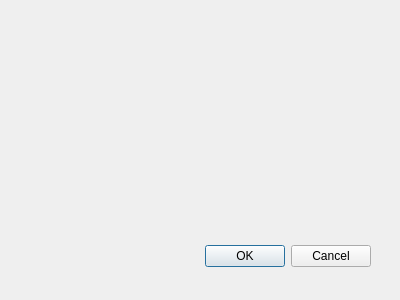
The window that FigureItNow7/finUiGraphConfigDlg.ui (yuylong/FigureItNow) describes before a commit, drawn with Qt 5.
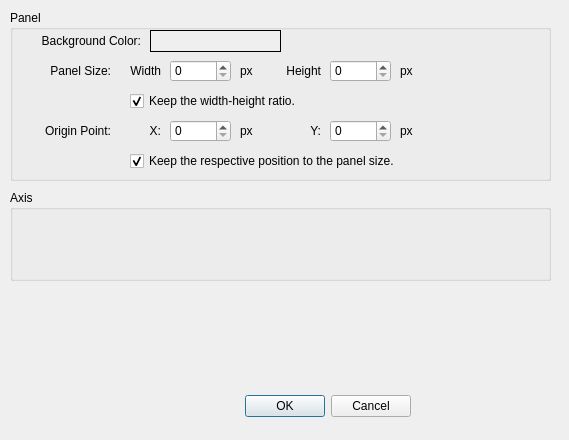
The same window after the commit. Custom widgets are drawn as their Qt base class.

Commit message: Design the graph config dialog layout.

```diff
--- a/FigureItNow7/finUiGraphConfigDlg.ui
+++ b/FigureItNow7/finUiGraphConfigDlg.ui
@@ -8,8 +8,8 @@
    <rect>
     <x>0</x>
     <y>0</y>
-    <width>400</width>
-    <height>300</height>
+    <width>569</width>
+    <height>440</height>
    </rect>
   </property>
   <property name="windowTitle">
@@ -18,8 +18,8 @@
   <widget class="QDialogButtonBox" name="buttonBox">
    <property name="geometry">
     <rect>
-     <x>30</x>
-     <y>240</y>
+     <x>70</x>
+     <y>390</y>
      <width>341</width>
      <height>32</height>
     </rect>
@@ -31,8 +31,310 @@
     <set>QDialogButtonBox::Cancel|QDialogButtonBox::Ok</set>
    </property>
   </widget>
+  <widget class="QGroupBox" name="groupBox">
+   <property name="geometry">
+    <rect>
+     <x>10</x>
+     <y>10</y>
+     <width>541</width>
+     <height>171</height>
+    </rect>
+   </property>
+   <property name="title">
+    <string>Panel</string>
+   </property>
+   <widget class="QLabel" name="lblBgColorTitle">
+    <property name="geometry">
+     <rect>
+      <x>10</x>
+      <y>20</y>
+      <width>121</width>
+      <height>22</height>
+     </rect>
+    </property>
+    <property name="text">
+     <string>Background Color:</string>
+    </property>
+    <property name="alignment">
+     <set>Qt::AlignRight|Qt::AlignTrailing|Qt::AlignVCenter</set>
+    </property>
+   </widget>
+   <widget class="finUiColorLabel" name="lblBgColor">
+    <property name="geometry">
+     <rect>
+      <x>140</x>
+      <y>20</y>
+      <width>131</width>
+      <height>22</height>
+     </rect>
+    </property>
+    <property name="autoFillBackground">
+     <bool>true</bool>
+    </property>
+    <property name="frameShape">
+     <enum>QFrame::Box</enum>
+    </property>
+    <property name="text">
+     <string/>
+    </property>
+    <property name="alignment">
+     <set>Qt::AlignCenter</set>
+    </property>
+   </widget>
+   <widget class="QLabel" name="lblPanelSizeTitle">
+    <property name="geometry">
+     <rect>
+      <x>10</x>
+      <y>50</y>
+      <width>91</width>
+      <height>22</height>
+     </rect>
+    </property>
+    <property name="text">
+     <string>Panel Size:</string>
+    </property>
+    <property name="alignment">
+     <set>Qt::AlignRight|Qt::AlignTrailing|Qt::AlignVCenter</set>
+    </property>
+   </widget>
+   <widget class="QLabel" name="lblPanelWidthTitle">
+    <property name="geometry">
+     <rect>
+      <x>110</x>
+      <y>50</y>
+      <width>41</width>
+      <height>22</height>
+     </rect>
+    </property>
+    <property name="text">
+     <string>Width</string>
+    </property>
+    <property name="alignment">
+     <set>Qt::AlignRight|Qt::AlignTrailing|Qt::AlignVCenter</set>
+    </property>
+   </widget>
+   <widget class="QLabel" name="lblPanelWidthUnit">
+    <property name="geometry">
+     <rect>
+      <x>230</x>
+      <y>50</y>
+      <width>21</width>
+      <height>22</height>
+     </rect>
+    </property>
+    <property name="text">
+     <string>px</string>
+    </property>
+    <property name="alignment">
+     <set>Qt::AlignLeading|Qt::AlignLeft|Qt::AlignVCenter</set>
+    </property>
+   </widget>
+   <widget class="QSpinBox" name="spbPanelWidth">
+    <property name="geometry">
+     <rect>
+      <x>160</x>
+      <y>50</y>
+      <width>61</width>
+      <height>22</height>
+     </rect>
+    </property>
+   </widget>
+   <widget class="QSpinBox" name="spbPanelHeight">
+    <property name="geometry">
+     <rect>
+      <x>320</x>
+      <y>50</y>
+      <width>61</width>
+      <height>22</height>
+     </rect>
+    </property>
+   </widget>
+   <widget class="QLabel" name="lblPanelHeightUnit">
+    <property name="geometry">
+     <rect>
+      <x>390</x>
+      <y>50</y>
+      <width>21</width>
+      <height>22</height>
+     </rect>
+    </property>
+    <property name="text">
+     <string>px</string>
+    </property>
+    <property name="alignment">
+     <set>Qt::AlignLeading|Qt::AlignLeft|Qt::AlignVCenter</set>
+    </property>
+   </widget>
+   <widget class="QLabel" name="lblPanelHeightTitle">
+    <property name="geometry">
+     <rect>
+      <x>260</x>
+      <y>50</y>
+      <width>51</width>
+      <height>22</height>
+     </rect>
+    </property>
+    <property name="text">
+     <string>Height</string>
+    </property>
+    <property name="alignment">
+     <set>Qt::AlignRight|Qt::AlignTrailing|Qt::AlignVCenter</set>
+    </property>
+   </widget>
+   <widget class="QCheckBox" name="ckbPanelSizeRatio">
+    <property name="geometry">
+     <rect>
+      <x>120</x>
+      <y>80</y>
+      <width>201</width>
+      <height>22</height>
+     </rect>
+    </property>
+    <property name="text">
+     <string>Keep the width-height ratio.</string>
+    </property>
+    <property name="checked">
+     <bool>true</bool>
+    </property>
+   </widget>
+   <widget class="QLabel" name="lblOriginPointTitle">
+    <property name="geometry">
+     <rect>
+      <x>10</x>
+      <y>110</y>
+      <width>91</width>
+      <height>22</height>
+     </rect>
+    </property>
+    <property name="text">
+     <string>Origin Point:</string>
+    </property>
+    <property name="alignment">
+     <set>Qt::AlignRight|Qt::AlignTrailing|Qt::AlignVCenter</set>
+    </property>
+   </widget>
+   <widget class="QSpinBox" name="spbOriginPtX">
+    <property name="geometry">
+     <rect>
+      <x>160</x>
+      <y>110</y>
+      <width>61</width>
+      <height>22</height>
+     </rect>
+    </property>
+   </widget>
+   <widget class="QSpinBox" name="spbOriginPtY">
+    <property name="geometry">
+     <rect>
+      <x>320</x>
+      <y>110</y>
+      <width>61</width>
+      <height>22</height>
+     </rect>
+    </property>
+   </widget>
+   <widget class="QLabel" name="lblOriginPtXUnit">
+    <property name="geometry">
+     <rect>
+      <x>230</x>
+      <y>110</y>
+      <width>21</width>
+      <height>22</height>
+     </rect>
+    </property>
+    <property name="text">
+     <string>px</string>
+    </property>
+    <property name="alignment">
+     <set>Qt::AlignLeading|Qt::AlignLeft|Qt::AlignVCenter</set>
+    </property>
+   </widget>
+   <widget class="QLabel" name="lblOriginPtYUnit">
+    <property name="geometry">
+     <rect>
+      <x>390</x>
+      <y>110</y>
+      <width>21</width>
+      <height>22</height>
+     </rect>
+    </property>
+    <property name="text">
+     <string>px</string>
+    </property>
+    <property name="alignment">
+     <set>Qt::AlignLeading|Qt::AlignLeft|Qt::AlignVCenter</set>
+    </property>
+   </widget>
+   <widget class="QLabel" name="lblOriginPtXTitle">
+    <property name="geometry">
+     <rect>
+      <x>110</x>
+      <y>110</y>
+      <width>41</width>
+      <height>22</height>
+     </rect>
+    </property>
+    <property name="text">
+     <string>X:</string>
+    </property>
+    <property name="alignment">
+     <set>Qt::AlignRight|Qt::AlignTrailing|Qt::AlignVCenter</set>
+    </property>
+   </widget>
+   <widget class="QLabel" name="lblOriginPtYTitle">
+    <property name="geometry">
+     <rect>
+      <x>260</x>
+      <y>110</y>
+      <width>51</width>
+      <height>22</height>
+     </rect>
+    </property>
+    <property name="text">
+     <string>Y:</string>
+    </property>
+    <property name="alignment">
+     <set>Qt::AlignRight|Qt::AlignTrailing|Qt::AlignVCenter</set>
+    </property>
+   </widget>
+   <widget class="QCheckBox" name="ckbOriginPtRatio">
+    <property name="geometry">
+     <rect>
+      <x>120</x>
+      <y>140</y>
+      <width>311</width>
+      <height>22</height>
+     </rect>
+    </property>
+    <property name="text">
+     <string>Keep the respective position to the panel size.</string>
+    </property>
+    <property name="checked">
+     <bool>true</bool>
+    </property>
+   </widget>
+  </widget>
+  <widget class="QGroupBox" name="groupBox_2">
+   <property name="geometry">
+    <rect>
+     <x>10</x>
+     <y>190</y>
+     <width>541</width>
+     <height>91</height>
+    </rect>
+   </property>
+   <property name="title">
+    <string>Axis</string>
+   </property>
+  </widget>
  </widget>
- <pixmapfunction/>
+ <customwidgets>
+  <customwidget>
+   <class>finUiColorLabel</class>
+   <extends>QLabel</extends>
+   <header>finUiColorLabel.h</header>
+  </customwidget>
+ </customwidgets>
  <resources/>
  <connections>
   <connection>
```
Left out of the diff: 6 changed lines with no effect on the pictures.
